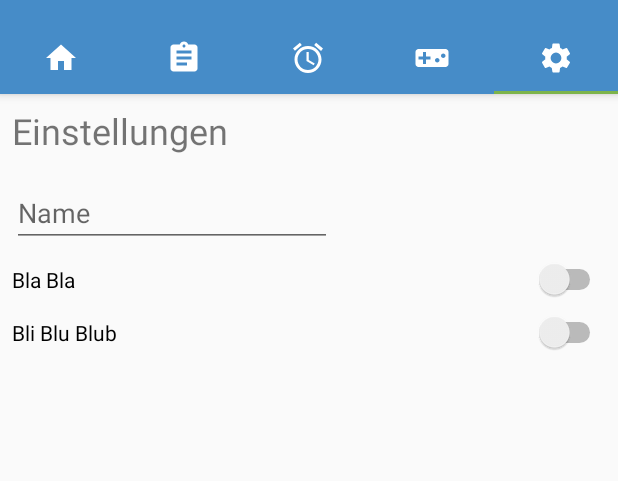
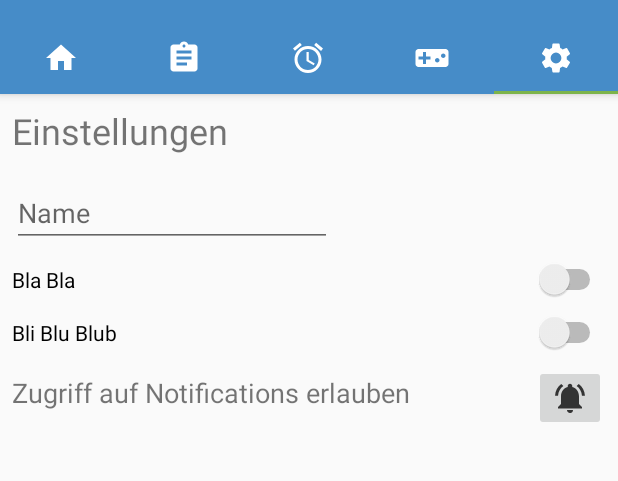
Before and after one commit to FrederikRoeder/SmartDisplay, an Android app: the screen it shows after launch (MainActivity), tab 5 chosen, on a phone screen of 412 x 824 dp, the part 62-543 px from its top. Run offline under Robolectric (Android 15) with nearby library versions, the phone set to English and light mode, and no system bars.

Commit message:
NotificationListener implementiert

```diff
--- a/app/build.gradle
+++ b/app/build.gradle
@@ -4,7 +4,7 @@ android {
     compileSdkVersion 28
     defaultConfig {
         applicationId "de.fhws.smartdisplay"
-        minSdkVersion 14
+        minSdkVersion 19
         targetSdkVersion 28
         versionCode 1
         versionName "1.0"
--- a/app/src/main/java/de/fhws/smartdisplay/Test.java
+++ /dev/null
@@ -1,5 +0,0 @@
-package de.fhws.smartdisplay;
-
-public class Test {
-
-}
--- a/app/src/main/java/de/fhws/smartdisplay/backgroud/BackgroudService.java
+++ /dev/null
@@ -1,5 +0,0 @@
-package de.fhws.smartdisplay.backgroud;
-
-public class BackgroudService {
-
-}
--- a/app/src/main/java/de/fhws/smartdisplay/database/SettingsDataSource.java
+++ b/app/src/main/java/de/fhws/smartdisplay/database/SettingsDataSource.java
@@ -4,7 +4,6 @@ import android.content.ContentValues;
 import android.content.Context;
 import android.database.Cursor;
 import android.database.sqlite.SQLiteDatabase;
-import android.util.Log;
 
 import java.util.ArrayList;
 import java.util.List;
--- a/app/src/main/java/de/fhws/smartdisplay/view/activitys/MainActivity.java
+++ b/app/src/main/java/de/fhws/smartdisplay/view/activitys/MainActivity.java
@@ -1,5 +1,6 @@
 package de.fhws.smartdisplay.view.activitys;
 
+import android.content.Intent;
 import android.os.Bundle;
 import android.support.design.widget.TabLayout;
 import android.support.v4.view.ViewPager;
@@ -11,7 +12,7 @@ import de.fhws.smartdisplay.view.adapter.SectionsPagerAdapter;
 
 public class MainActivity extends AppCompatActivity {
 
-    private SettingsDataSource dataSource;
+    SettingsDataSource dataSource;
 
     @Override
     protected void onCreate(Bundle savedInstanceState) {
--- a/app/src/main/java/de/fhws/smartdisplay/view/fragments/GamesFragment.java
+++ b/app/src/main/java/de/fhws/smartdisplay/view/fragments/GamesFragment.java
@@ -17,6 +17,7 @@ public class GamesFragment extends Fragment {
     @Nullable
     @Override
     public View onCreateView(@NonNull LayoutInflater inflater, @Nullable ViewGroup container, @Nullable Bundle savedInstanceState) {
-        return inflater.inflate(R.layout.fragment_games, container, false);
+        View view = getLayoutInflater().inflate(R.layout.fragment_games, container, false);
+        return view;
     }
 }
--- a/app/src/main/java/de/fhws/smartdisplay/view/fragments/HomeFragment.java
+++ b/app/src/main/java/de/fhws/smartdisplay/view/fragments/HomeFragment.java
@@ -1,7 +1,5 @@
 package de.fhws.smartdisplay.view.fragments;
 
-import android.content.Context;
-import android.net.Uri;
 import android.os.Bundle;
 import android.support.annotation.NonNull;
 import android.support.annotation.Nullable;
@@ -17,6 +15,7 @@ public class HomeFragment extends Fragment {
     @Nullable
     @Override
     public View onCreateView(@NonNull LayoutInflater inflater, @Nullable ViewGroup container, @Nullable Bundle savedInstanceState) {
-        return inflater.inflate(R.layout.fragment_home, container, false);
+        View view = getLayoutInflater().inflate(R.layout.fragment_home, container, false);
+        return view;
     }
 }
--- a/app/src/main/java/de/fhws/smartdisplay/view/fragments/TimerFragment.java
+++ b/app/src/main/java/de/fhws/smartdisplay/view/fragments/TimerFragment.java
@@ -17,6 +17,7 @@ public class TimerFragment extends Fragment {
     @Nullable
     @Override
     public View onCreateView(@NonNull LayoutInflater inflater, @Nullable ViewGroup container, @Nullable Bundle savedInstanceState) {
-        return inflater.inflate(R.layout.fragment_timer, container, false);
+        View view = getLayoutInflater().inflate(R.layout.fragment_timer, container, false);
+        return view;
     }
 }
--- a/app/src/main/java/de/fhws/smartdisplay/view/fragments/TodoFragment.java
+++ b/app/src/main/java/de/fhws/smartdisplay/view/fragments/TodoFragment.java
@@ -17,6 +17,7 @@ public class TodoFragment extends Fragment {
     @Nullable
     @Override
     public View onCreateView(@NonNull LayoutInflater inflater, @Nullable ViewGroup container, @Nullable Bundle savedInstanceState) {
-        return inflater.inflate(R.layout.fragment_todo, container, false);
+        View view = getLayoutInflater().inflate(R.layout.fragment_todo, container, false);
+        return view;
     }
 }
--- a/app/src/main/res/layout/fragment_settings.xml
+++ b/app/src/main/res/layout/fragment_settings.xml
@@ -73,8 +73,35 @@
                     app:layout_constraintEnd_toEndOf="parent"
                     app:layout_constraintStart_toStartOf="parent"
                     app:layout_constraintTop_toBottomOf="@+id/settingsSwitch1" />
+
+                <ImageButton
+                    android:id="@+id/imageButton"
+                    android:layout_width="wrap_content"
+                    android:layout_height="wrap_content"
+                    android:layout_marginTop="8dp"
+                    android:layout_marginEnd="8dp"
+                    android:src="@drawable/icon_notification_dark"
+                    app:layout_constraintEnd_toEndOf="parent"
+                    app:layout_constraintTop_toBottomOf="@+id/settingsSwitch2" />
+
+                <TextView
+                    android:id="@+id/textViewAllowNotifications"
+                    android:layout_width="0dp"
+                    android:layout_height="wrap_content"
+                    android:layout_marginStart="8dp"
+                    android:layout_marginTop="8dp"
+                    android:layout_marginEnd="8dp"
+                    android:layout_marginBottom="8dp"
+                    android:text="Zugriff auf Notifications erlauben"
+                    android:textSize="18sp"
+                    app:layout_constraintBottom_toBottomOf="parent"
+                    app:layout_constraintEnd_toStartOf="@+id/imageButton"
+                    app:layout_constraintStart_toStartOf="parent"
+                    app:layout_constraintTop_toBottomOf="@+id/settingsSwitch2" />
+
             </android.support.constraint.ConstraintLayout>
         </ScrollView>
+
     </android.support.constraint.ConstraintLayout>
 
 </FrameLayout>
```
Also changed, not shown: app/src/main/AndroidManifest.xml (+9 -1 lines), app/src/main/java/de/fhws/smartdisplay/services/NotificationService.java (added, +29 -0 lines), app/src/main/java/de/fhws/smartdisplay/view/fragments/SettingsFragment.java (+7 -3 lines).
